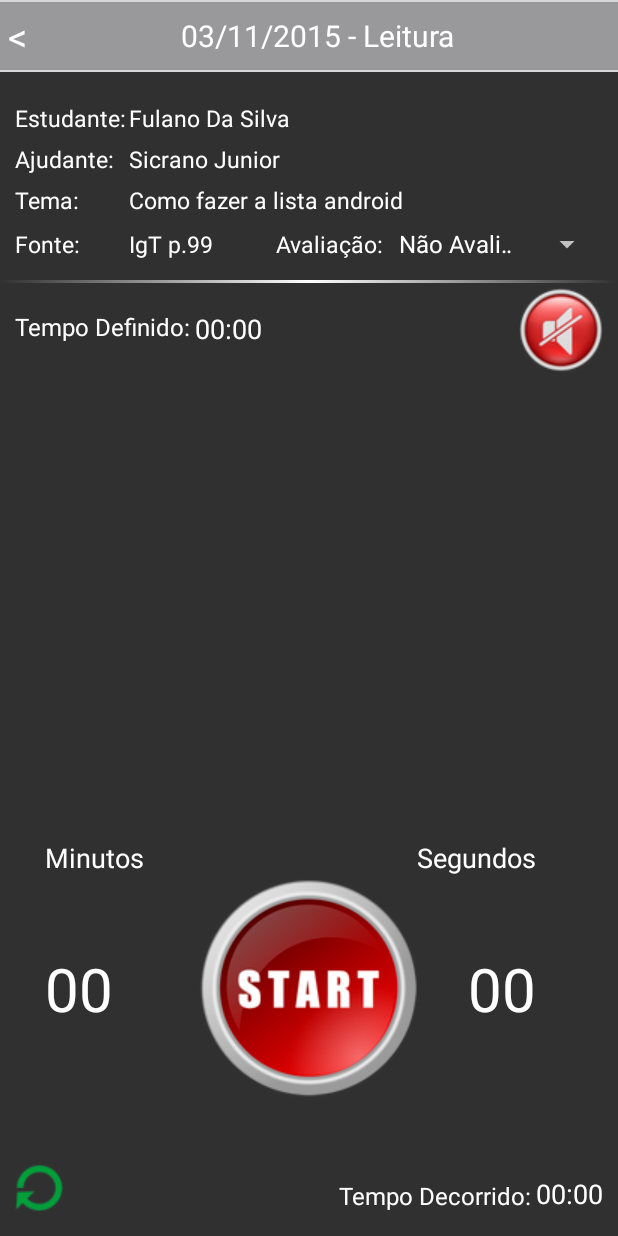
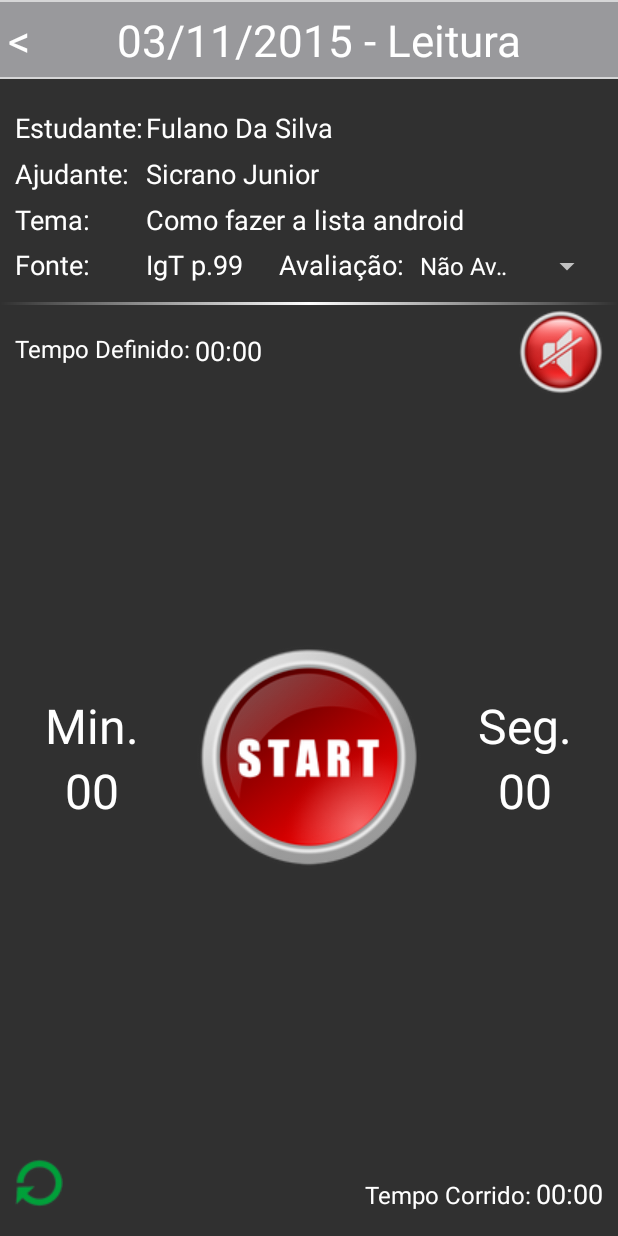
Before and after one commit to david-pbarros/MelhoreMinisterioAndroid, an Android app: the DesignacaoActivity screen opened directly, with no data from a screen before it, on a phone screen of 412 x 824 dp. Run offline under Robolectric (Android 15) with nearby library versions, the phone set to English and light mode, and no system bars.

Commit message:
Ajuste de layout de tela de designação.

```diff
--- a/app/src/main/res/layout/activity_designacao.xml
+++ b/app/src/main/res/layout/activity_designacao.xml
@@ -31,18 +31,18 @@
             <TextView
                 android:layout_width="wrap_content"
                 android:layout_height="wrap_content"
-                android:textSize="25sp"
                 android:text="&lt;"
                 android:id="@+id/btBack"
                 android:layout_gravity="center"
                 android:clickable="true"
+                android:textAppearance="?attr/textAppearanceSemiLarge"
                 android:onClick="back"/>
 
             <TextView
                 android:layout_width="wrap_content"
                 android:layout_height="wrap_content"
-                android:textSize="20sp"
                 android:id="@+id/lbTitle"
+                android:textAppearance="?attr/textAppearanceSemiLarge"
                 android:layout_gravity="center"
                 android:longClickable="true"/>
         </TableRow>
@@ -133,8 +133,9 @@
         android:background="@drawable/line"/>
 
     <RelativeLayout
+        android:layout_weight="1"
+        android:layout_height="0dp"
         android:layout_width="match_parent"
-        android:layout_height="match_parent"
         android:layout_marginLeft="10dp"
         android:layout_marginRight="10dp">
 
@@ -170,92 +171,110 @@
             android:layout_marginTop="3dp"
             android:src="@drawable/mute" />
 
-        <TextView
-            android:layout_width="wrap_content"
+    </RelativeLayout>
+
+    <LinearLayout
+        android:orientation="horizontal"
+        android:layout_weight="2"
+        android:layout_height="0dp"
+        android:layout_width="match_parent"
+        android:layout_gravity="center_horizontal">
+
+        <LinearLayout
+            android:orientation="vertical"
+            android:layout_weight="1.2"
+            android:layout_width="0dp"
             android:layout_height="wrap_content"
-            android:text="00:00"
-            android:id="@+id/txTempoDecorrido"
-            android:layout_alignParentBottom="true"
-            android:layout_alignParentRight="true"
-            android:layout_alignParentEnd="true"
-
-            android:textSize="18sp" />
-
-        <TextView
-            android:layout_width="wrap_content"
-            android:layout_height="wrap_content"
-            android:text="Tempo Decorrido:"
-            android:id="@+id/lbTempoDecorrido"
-            android:layout_alignBottom="@+id/txTempoDecorrido"
-            android:layout_toLeftOf="@+id/txTempoDecorrido"
-            android:layout_toStartOf="@+id/txTempoDecorrido"
-            android:layout_marginRight="3dp"
-            android:textSize="16sp" />
+            android:layout_gravity="center">
 
             <TextView
                 android:layout_width="wrap_content"
                 android:layout_height="wrap_content"
                 android:textAppearance="?android:attr/textAppearanceLarge"
-            android:text="Minutos"
-            android:id="@+id/lbMinutos"
-            android:textSize="18sp"
-            android:layout_above="@+id/imageView"
-            android:layout_alignLeft="@+id/txMinutos"
-            android:layout_alignStart="@+id/txMinutos" />
-
-        <TextView
-            android:layout_width="wrap_content"
-            android:layout_height="wrap_content"
-            android:textAppearance="?android:attr/textAppearanceLarge"
-            android:text="Segundos"
-            android:id="@+id/lbSegundos"
-            android:layout_above="@+id/imageView"
-            android:layout_toLeftOf="@+id/txTempoDecorrido"
-            android:layout_toStartOf="@+id/txTempoDecorrido"
-            android:textSize="18sp" />
+                android:text="Min."
+                android:layout_gravity="center" />
 
             <TextView
                 android:layout_width="wrap_content"
                 android:layout_height="wrap_content"
                 android:textAppearance="?android:attr/textAppearanceLarge"
                 android:text="00"
-            android:id="@+id/txMinutos"
-            android:textSize="40sp"
-            android:layout_alignBottom="@+id/imageView"
-            android:layout_alignParentLeft="true"
-            android:layout_alignParentStart="true"
-            android:layout_marginLeft="20dp"
-            android:layout_marginStart="20dp"
-            android:layout_marginBottom="48dp" />
+                android:layout_gravity="center" />
+
+        </LinearLayout>
+
+        <ImageView
+            android:layout_weight="1.6"
+            android:layout_width="0dp"
+            android:layout_height="wrap_content"
+            android:id="@+id/imageView"
+            android:src="@drawable/start"
+            android:layout_gravity="center_vertical" />
+
+        <LinearLayout
+            android:orientation="vertical"
+            android:layout_weight="1.2"
+            android:layout_width="0dp"
+            android:layout_height="wrap_content"
+            android:layout_gravity="center">
+
+            <TextView
+                android:layout_width="wrap_content"
+                android:layout_height="wrap_content"
+                android:textAppearance="?android:attr/textAppearanceLarge"
+                android:text="Seg."
+                android:layout_gravity="center" />
 
             <TextView
                 android:layout_width="wrap_content"
                 android:layout_height="wrap_content"
                 android:textAppearance="?android:attr/textAppearanceLarge"
                 android:text="00"
-            android:id="@+id/txSegundos"
-            android:textSize="40sp"
-            android:layout_alignTop="@+id/txMinutos"
-            android:layout_alignRight="@+id/lbSegundos"
-            android:layout_alignEnd="@+id/lbSegundos" />
+                android:layout_gravity="center" />
+
+        </LinearLayout>
+    </LinearLayout>
+
+    <RelativeLayout
+        android:layout_weight="1"
+        android:layout_height="0dp"
+        android:layout_width="match_parent"
+        android:layout_marginLeft="10dp"
+        android:layout_marginRight="10dp">
 
         <ImageView
             android:layout_width="wrap_content"
             android:layout_height="wrap_content"
-            android:id="@+id/imageView"
-            android:src="@drawable/start"
-            android:layout_above="@+id/lbTempoDecorrido"
-            android:layout_centerHorizontal="true"
-            android:layout_marginBottom="52dp" />
+            android:id="@+id/imgReset"
+            android:layout_alignParentBottom="true"
+            android:layout_alignParentLeft="true"
+            android:layout_alignParentStart="true"
+            android:layout_marginBottom="3dp"
+            android:src="@drawable/restart" />
 
-        <ImageView
+        <TextView
             android:layout_width="wrap_content"
             android:layout_height="wrap_content"
-            android:id="@+id/imageView2"
+            android:text="Tempo Corrido:"
+            android:id="@+id/lbTempoCor"
+            android:layout_alignBaseline="@+id/txTempoCor"
+            android:layout_toLeftOf="@+id/txTempoCor"
+            android:layout_toStartOf="@+id/txTempoCor"
+            android:textSize="16sp"
+            android:layout_marginRight="3dp"/>
+
+        <TextView
+            android:layout_width="wrap_content"
+            android:layout_height="wrap_content"
+            android:text="00:00"
+            android:id="@+id/txTempoCor"
             android:layout_alignParentBottom="true"
-            android:layout_alignParentLeft="true"
-            android:src="@drawable/restart"/>
-    </RelativeLayout>
+            android:layout_alignBaseline="@+id/imgReset"
+            android:layout_alignParentRight="true"
+            android:layout_alignParentEnd="true"
+            android:textSize="18sp" />
 
 
+
+    </RelativeLayout>
 </LinearLayout>
--- a/app/src/main/res/layout/activity_login.xml
+++ b/app/src/main/res/layout/activity_login.xml
@@ -14,7 +14,7 @@
         android:layout_alignParentTop="true"
         android:layout_centerHorizontal="true"
         android:layout_marginTop="109dp"
-        android:textSize="27sp"
+        android:textAppearance="?android:attr/textAppearanceLarge"
         android:textColor="@color/livro_name"
         android:shadowColor="@color/black_overlay"
         android:fontFamily="serif"
@@ -26,7 +26,7 @@
         android:layout_height="wrap_content"
         android:text="@string/tema2"
         android:id="@+id/tema2"
-        android:textSize="27sp"
+        android:textAppearance="?android:attr/textAppearanceLarge"
         android:textColor="@color/livro_name"
         android:shadowColor="@color/black_overlay"
         android:fontFamily="serif"
@@ -40,7 +40,7 @@
         android:layout_height="wrap_content"
         android:text="@string/tema3"
         android:id="@+id/tema3"
-        android:textSize="27sp"
+        android:textAppearance="?android:attr/textAppearanceLarge"
         android:textColor="@color/livro_name"
         android:shadowColor="@color/black_overlay"
         android:fontFamily="serif"
--- a/app/src/main/res/layout/activity_main.xml
+++ b/app/src/main/res/layout/activity_main.xml
@@ -31,30 +31,30 @@
             <TextView
             android:layout_width="50dp"
             android:layout_height="wrap_content"
-            android:textSize="25sp"
             android:text="&lt;"
             android:id="@+id/btPrevious"
             android:layout_gravity="center"
             android:clickable="true"
+            android:textAppearance="?attr/textAppearanceSemiLarge"
             android:onClick="previous"/>
 
             <TextView
                 android:layout_width="wrap_content"
                 android:layout_height="wrap_content"
-                android:textSize="20sp"
                 android:text="00/00/0000"
                 android:id="@+id/lbData"
                 android:layout_gravity="center"
+                android:textAppearance="?attr/textAppearanceSemiLarge"
                 android:longClickable="true"/>
 
             <TextView
                 android:layout_width="40dp"
                 android:layout_height="wrap_content"
-                android:textSize="25sp"
                 android:text=">"
                 android:id="@+id/btNext"
                 android:layout_gravity="center"
                 android:clickable="true"
+                android:textAppearance="?attr/textAppearanceSemiLarge"
                 android:onClick="next"/>
 
             <TextView
@@ -63,6 +63,7 @@
                 android:textSize="20sp"
                 android:text="O"
                 android:id="@+id/btSinc"
+                android:textAppearance="?attr/textAppearanceSemiLarge"
                 android:layout_gravity="center_vertical"
                 android:clickable="true" />
         </TableRow>
--- a/app/src/main/res/values/attrs.xml
+++ b/app/src/main/res/values/attrs.xml
@@ -7,6 +7,7 @@
     <declare-styleable name="ButtonBarContainerTheme">
         <attr name="metaButtonBarStyle" format="reference" />
         <attr name="metaButtonBarButtonStyle" format="reference" />
+        <attr name="textAppearanceSemiLarge" format="reference"/>
     </declare-styleable>
 
 </resources>
--- a/app/src/main/res/values/styles.xml
+++ b/app/src/main/res/values/styles.xml
@@ -8,9 +8,11 @@
     <style name="AppTheme" parent="Theme.AppCompat.NoActionBar">
         <item name="colorAccent">@color/accent</item>
 
-        <item name="android:textAppearanceLarge">@style/AppTheme.TextAppearance</item>
+        <item name="android:textAppearanceLarge">@style/AppTheme.TextAppearanceLarge</item>
+        <item name="textAppearanceSemiLarge">@style/AppTheme.TextAppearanceSemiLarge</item>
         <item name="android:textAppearanceMedium">@style/AppTheme.TextAppearance</item>
         <item name="android:textAppearanceSmall">@style/AppTheme.TextAppearance</item>
+
 
         <item name="android:alertDialogTheme">@style/AppTheme.Dialog</item>
         <item name="android:dialogTheme">@style/AppTheme.Dialog</item>
@@ -18,16 +20,26 @@
 
     <style name="AppTheme.TextAppearance">
         <item name="android:textColor">@color/text_default</item>
-        <item name="android:textSize">15sp</item>
+        <item name="android:textSize">18sp</item>
+    </style>
+
+    <style name="AppTheme.TextAppearanceLarge">
+        <item name="android:textColor">@color/text_default</item>
+        <item name="android:textSize">32sp</item>
+    </style>
+
+    <style name="AppTheme.TextAppearanceSemiLarge">
+        <item name="android:textColor">@color/text_default</item>
+        <item name="android:textSize">29sp</item>
     </style>
 
     <style name="AppTheme.TextBlack">
         <item name="android:textColor">@android:color/black</item>
-        <item name="android:textSize">15sp</item>
+        <item name="android:textSize">18sp</item>
     </style>
 
     <style name="AppTheme.TextAppearance.label">
-        <item name="android:textSize">14sp</item>
+        <item name="android:textSize">17sp</item>
         <item name="android:textStyle">bold</item>
     </style>
 
@@ -51,7 +63,7 @@
 
     <style name="spinner_style" parent="android:TextAppearance.Widget.TextView.SpinnerItem">
         <item name="android:textAppearance">@style/AppTheme.TextAppearance</item>
-        <item name="android:textSize">19sp</item>
+        <item name="android:textSize">21sp</item>
     </style>
 
     <!-- Dialog Itens -->
```
Lines whose indentation alone changed are shown as unchanged.
